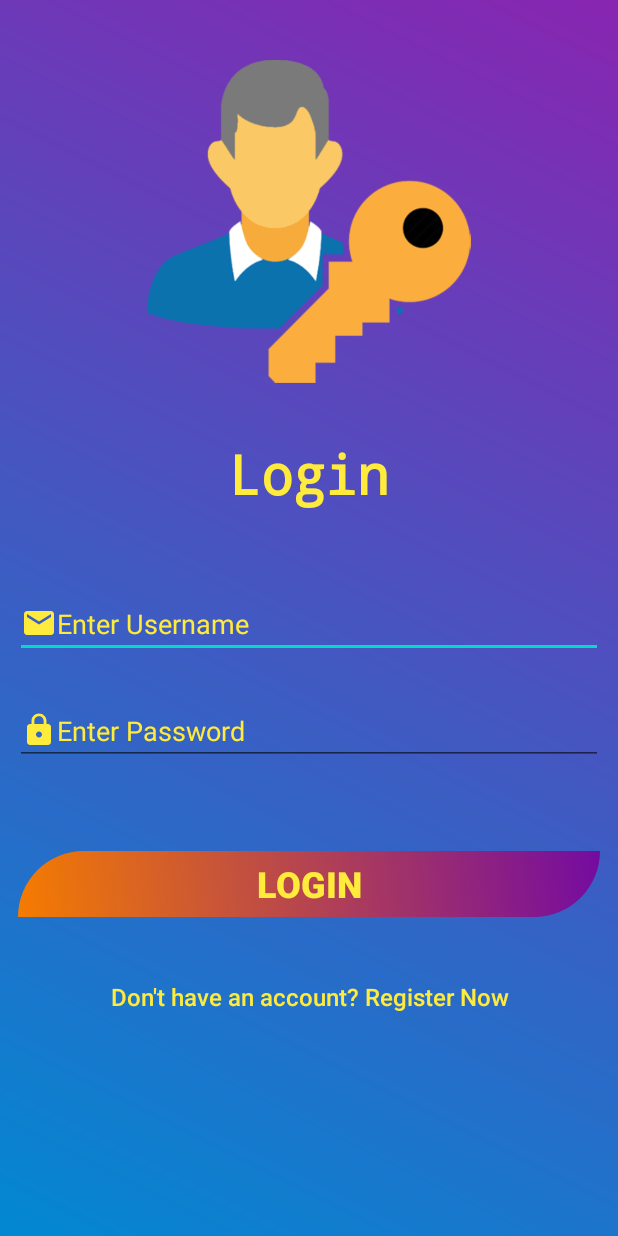
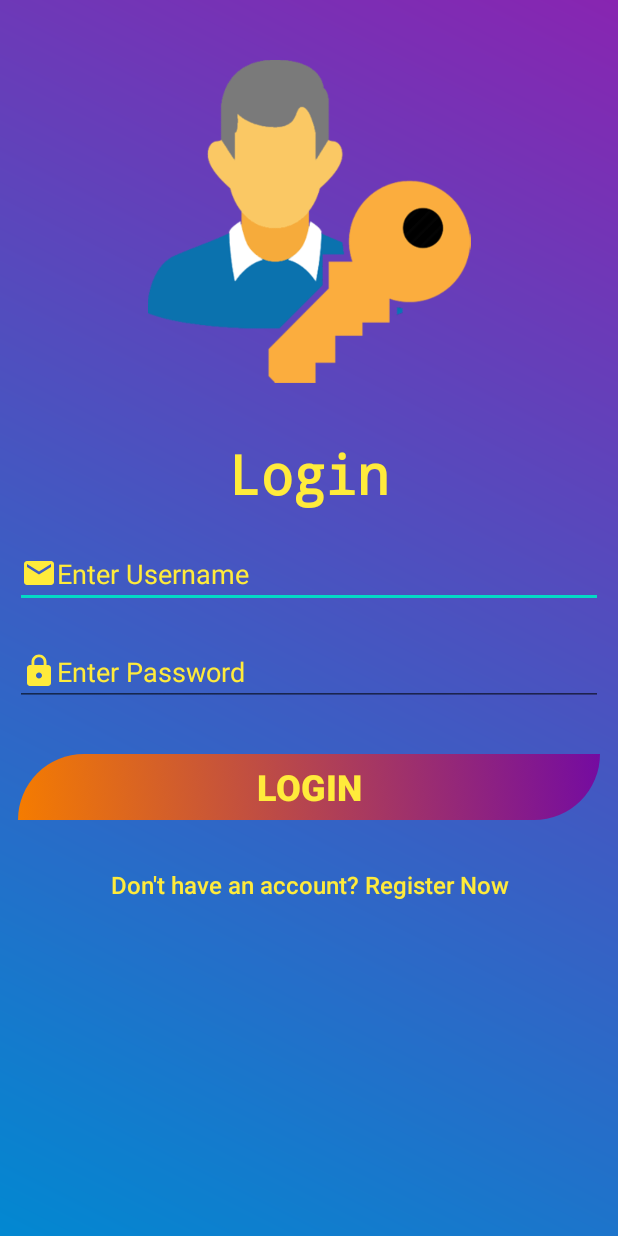
Before and after one commit to TheChiragRathod/Android_Tutorial_7, an Android app: the layout login.xml on its own in the app's theme, with its tools: preview values and no code run, on a phone screen of 412 x 824 dp. Run offline under Robolectric (Android 15) with nearby library versions, the phone set to English and light mode, and no system bars.

Commit message:
added title in login.java and login.xml design complete.

```diff
--- a/app/src/main/java/com/rku/tutorial7/login.java
+++ b/app/src/main/java/com/rku/tutorial7/login.java
@@ -12,5 +12,6 @@ public class login extends AppCompatActivity
     {
         super.onCreate(savedInstanceState);
         setContentView(R.layout.login);
+        this.setTitle("Login");
     }
 }
--- a/app/src/main/res/layout/login.xml
+++ b/app/src/main/res/layout/login.xml
@@ -44,15 +44,12 @@
                 android:textSize="36sp"
                 android:textStyle="bold" />
 
-            <Space
-                android:layout_width="match_parent"
-                android:layout_height="53dp" />
-
 
             <EditText
                 android:id="@+id/edtUsername"
                 android:layout_width="match_parent"
                 android:layout_height="wrap_content"
+                android:layout_marginTop="20dp"
                 android:layout_weight="1"
                 android:autofillHints=""
                 android:drawableStart="@drawable/ic_email"
@@ -64,15 +61,11 @@
                 android:textColorHint="@color/colorText" />
 
 
-            <Space
-                android:layout_width="match_parent"
-                android:layout_height="26dp" />
-
-
             <EditText
                 android:id="@+id/edtPassword"
                 android:layout_width="match_parent"
                 android:layout_height="wrap_content"
+                android:layout_marginTop="20dp"
                 android:layout_weight="1"
                 android:drawableStart="@drawable/ic_lock"
                 android:ems="10"
@@ -82,15 +75,11 @@
                 android:textColorHint="@color/colorText" />
 
 
-            <Space
-                android:layout_width="match_parent"
-                android:layout_height="55dp" />
-
             <Button
                 android:id="@+id/btnLogin"
                 android:layout_width="match_parent"
                 android:layout_height="wrap_content"
-                android:layout_marginBottom="40dp"
+                android:layout_marginTop="30dp"
                 android:background="@drawable/button_design"
                 android:fontFamily="sans-serif-medium"
                 android:onClick="login"
@@ -103,6 +92,7 @@
                 android:id="@+id/textView2"
                 android:layout_width="match_parent"
                 android:layout_height="wrap_content"
+                android:layout_marginTop="30dp"
                 android:layout_marginBottom="30dp"
                 android:fontFamily="sans-serif-medium"
                 android:gravity="center_horizontal"
```
